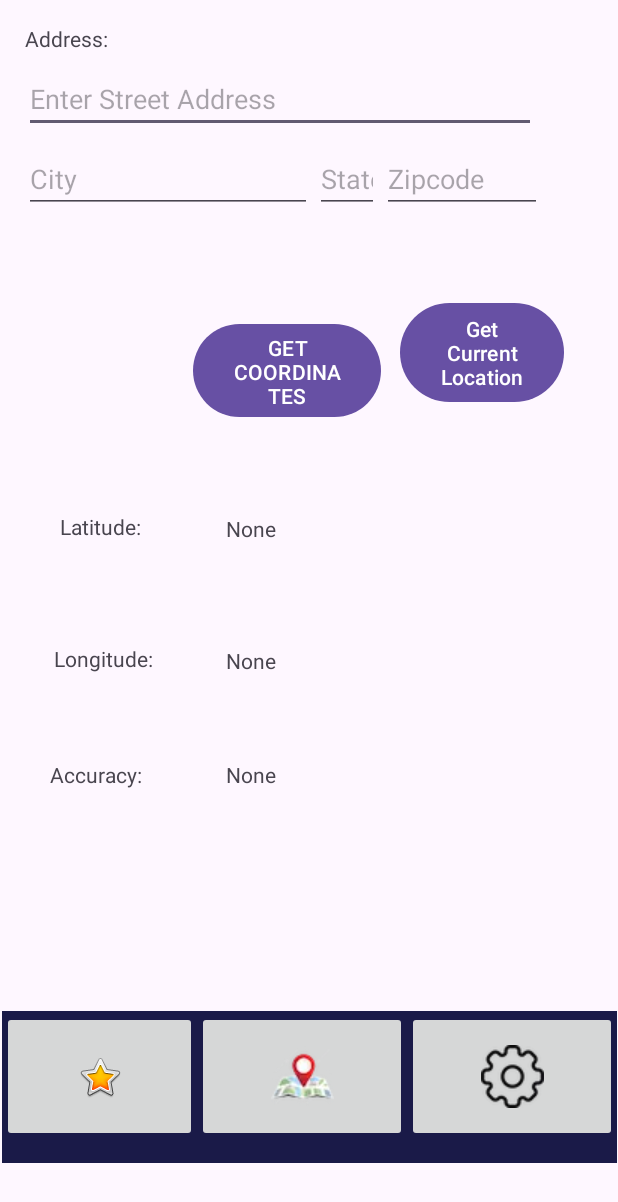
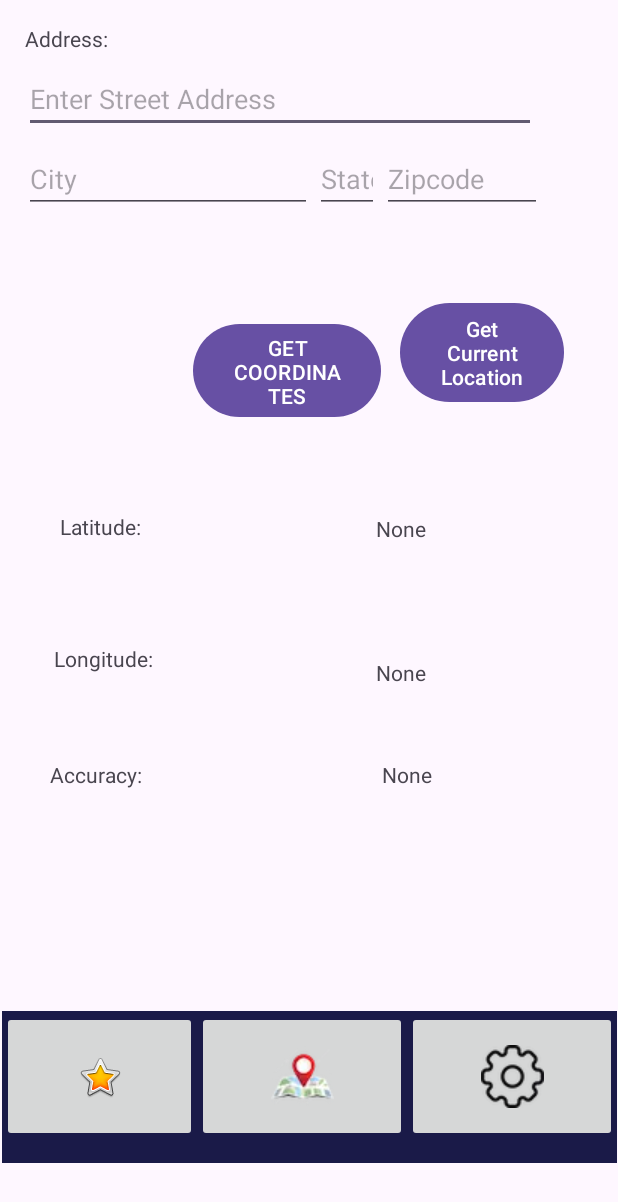
Before and after one commit to aishaapat/AndriodChapterProjects1, an Android app: the MapActivity screen opened directly, with no data from a screen before it, on a phone screen of 412 x 824 dp. Shown: the top 1202 px of the screen. Run offline under Robolectric (Android 15) with nearby library versions, the phone set to English and light mode, and no system bars.

```diff
--- a/app/src/main/res/layout/activity_map.xml
+++ b/app/src/main/res/layout/activity_map.xml
@@ -183,7 +183,7 @@
         android:id="@+id/textLatitude"
         android:layout_width="wrap_content"
         android:layout_height="wrap_content"
-        android:layout_marginEnd="228dp"
+        android:layout_marginEnd="128dp"
         android:layout_marginBottom="312dp"
         android:text="None"
         app:layout_constraintBottom_toTopOf="@+id/layout1"
@@ -193,8 +193,8 @@
         android:id="@+id/textLongitude"
         android:layout_width="wrap_content"
         android:layout_height="wrap_content"
-        android:layout_marginEnd="228dp"
-        android:layout_marginBottom="224dp"
+        android:layout_marginEnd="128dp"
+        android:layout_marginBottom="216dp"
         android:text="None"
         app:layout_constraintBottom_toTopOf="@+id/layout1"
         app:layout_constraintEnd_toEndOf="parent" />
@@ -203,7 +203,7 @@
         android:id="@+id/textAccuracy"
         android:layout_width="wrap_content"
         android:layout_height="wrap_content"
-        android:layout_marginEnd="228dp"
+        android:layout_marginEnd="124dp"
         android:layout_marginBottom="148dp"
         android:text="None"
         app:layout_constraintBottom_toTopOf="@+id/layout1"
```
Also changed, not shown: app/src/main/java/com/example/andriodchapterprojects/Activities/MapActivity.java (+98 -35 lines).
